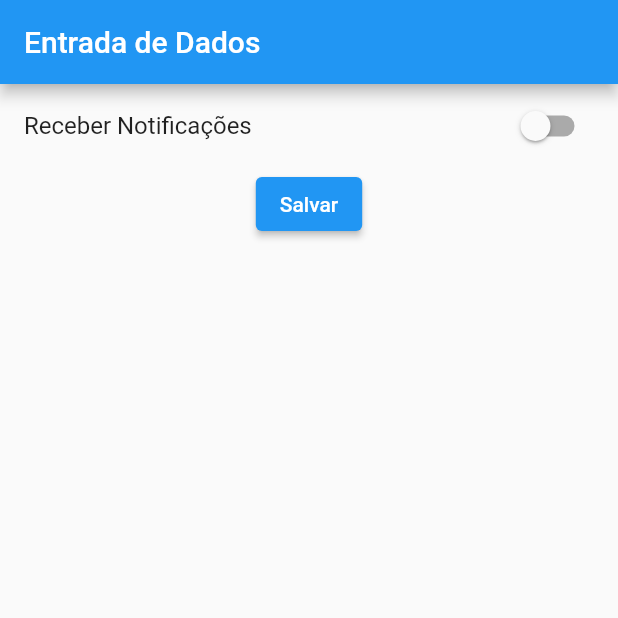
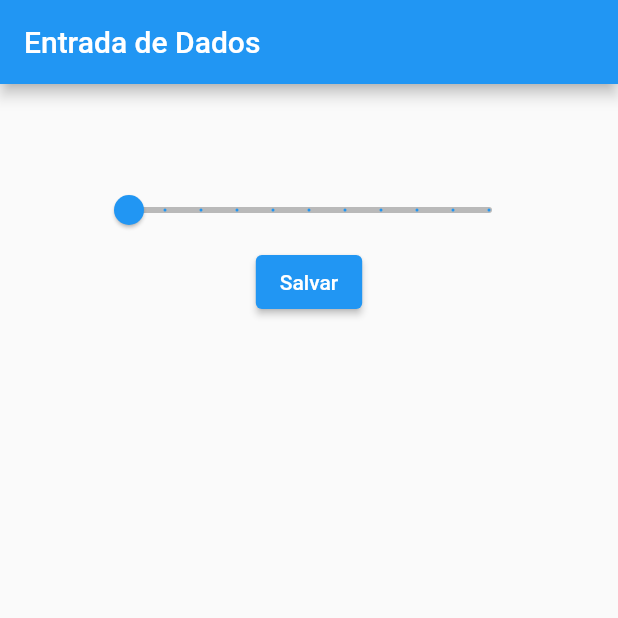
Before and after one commit to raphaelmoraes/entrada_dados, a Flutter app: the screen it shows after launch, after a tap on "Salvar", on a phone screen of 412 x 824 dp, the top half of it. Run offline on Flutter 3.47's test engine with Material 2 defaults, Android fonts, the phone set to English and light mode, and no system bars.

Commit message:
Adição do Slider

```diff
--- /dev/null
+++ b/lib/EntradaSlider.dart
@@ -0,0 +1,50 @@
+import 'package:flutter/material.dart';
+
+class EntradaSlider extends StatefulWidget {
+  const EntradaSlider({Key? key}) : super(key: key);
+
+  @override
+  _EntradaSliderState createState() => _EntradaSliderState();
+}
+
+class _EntradaSliderState extends State<EntradaSlider> {
+  double _valor = 0;
+  String _label = "0";
+
+  @override
+  Widget build(BuildContext context) {
+    return Scaffold(
+      appBar: AppBar(
+        title: Text("Entrada de Dados"),
+      ),
+      body: Container(
+        padding: EdgeInsets.all(60),
+        child: Column(
+          children: [
+            Slider(
+              value: _valor,
+              min: 0,
+              max: 10,
+              label: _label,
+              divisions: 10,
+              activeColor: Colors.blue,
+              inactiveColor: Colors.black26,
+              onChanged: (nvalor) {
+                setState(() {
+                  _valor = nvalor;
+                  _label = nvalor.toString();
+                });
+              },
+            ),
+            ElevatedButton(
+              onPressed: () {
+                print("Valor Selecionado : " + _valor.toString());
+              },
+              child: Text("Salvar"),
+            ),
+          ],
+        ),
+      ),
+    );
+  }
+}
--- a/lib/main.dart
+++ b/lib/main.dart
@@ -1,6 +1,7 @@
 import 'package:entrada_dados/CampoTexto.dart';
 import 'package:entrada_dados/EntradaCheckbox.dart';
 import 'package:entrada_dados/EntradaRadioButton.dart';
+import 'package:entrada_dados/EntradaSlider.dart';
 import 'package:entrada_dados/EntradaSwitch.dart';
 import 'package:flutter/material.dart';
 
@@ -9,6 +10,7 @@ void main() {
     //home: CampoTexto(),
     //home: EntradaCheckbox(),
     //home: EntradaRadioButton(),
-    home: EntradaSwitch(),
+    //home: EntradaSwitch(),
+    home: EntradaSlider(),
   ));
 }
```
